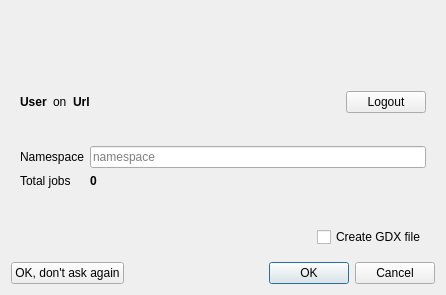
Old version of the form src/engine/enginestartdialog.ui in the repository GAMS-dev/studio.
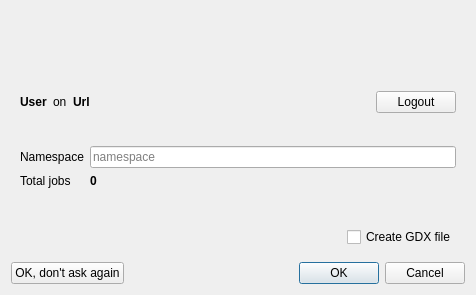
New version of the form. Icons and pictures are not drawn.

Commit message: Added "reactivateDialog" button to settings, store token instantly on login, resized dialog and started texts uppercase

Diff of the .ui file:
```diff
--- a/src/engine/enginestartdialog.ui
+++ b/src/engine/enginestartdialog.ui
@@ -9,7 +9,7 @@
    <rect>
     <x>0</x>
     <y>0</y>
-    <width>446</width>
+    <width>476</width>
     <height>295</height>
    </rect>
   </property>
```
The commit also changes 6 other files.
